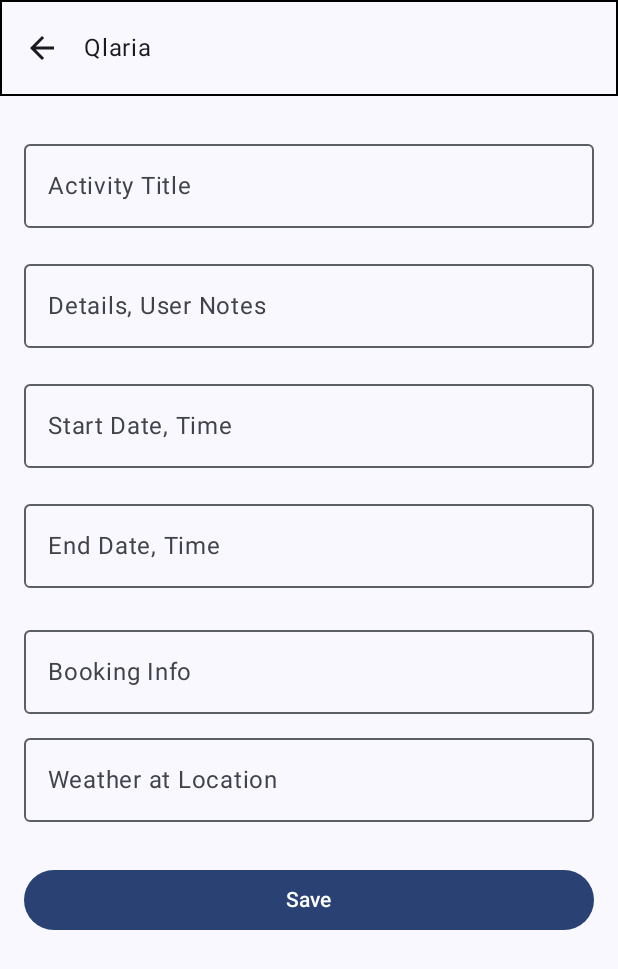
After one commit to 123SuperNova/SMD-Assignment-4, an Android app built with Jetpack Compose: the CVETripActivity screen opened directly, with no data from a screen before it, on a phone screen of 412 x 824 dp. The commit adds this screen. Shown: the top 969 px of the screen. Run offline under Robolectric (Android 15) with nearby library versions, the phone set to English and light mode, and no system bars.

Commit message:
Create ActivityDetailsScreen
Created a Activity Detail Screen to View and edit activities.

```diff
--- a/app/build.gradle.kts
+++ b/app/build.gradle.kts
@@ -82,6 +82,7 @@ dependencies {
     implementation(platform("androidx.compose:compose-bom:2023.03.00"))
     implementation("com.google.firebase:firebase-auth:22.3.0")
     implementation(platform("androidx.compose:compose-bom:2023.03.00"))
+    implementation(platform("androidx.compose:compose-bom:2023.03.00"))
     testImplementation("junit:junit:4.13.2")
     androidTestImplementation("androidx.test.ext:junit:1.1.5")
     androidTestImplementation("androidx.test.espresso:espresso-core:3.5.1")
@@ -89,6 +90,7 @@ dependencies {
     androidTestImplementation("androidx.compose.ui:ui-test-junit4")
     androidTestImplementation(platform("androidx.compose:compose-bom:2023.03.00"))
     androidTestImplementation(platform("androidx.compose:compose-bom:2023.03.00"))
+    androidTestImplementation(platform("androidx.compose:compose-bom:2023.03.00"))
     debugImplementation("androidx.compose.ui:ui-tooling")
     debugImplementation("androidx.compose.ui:ui-test-manifest")
 }
--- a/app/src/main/AndroidManifest.xml
+++ b/app/src/main/AndroidManifest.xml
@@ -14,6 +14,11 @@
         android:supportsRtl="true"
         android:theme="@style/Theme.Assignment4"
         tools:targetApi="31">
+        <activity
+            android:name=".CVETripActivity"
+            android:exported="false"
+            android:label="@string/title_activity_cvetrip"
+            android:theme="@style/Theme.Assignment4" />
         <activity
             android:name=".SignUpActivity"
             android:exported="false"
--- /dev/null
+++ b/app/src/main/java/com/example/assignment4/CVETripActivity.kt
@@ -0,0 +1,156 @@
+package com.example.assignment4
+
+import android.os.Bundle
+import androidx.activity.ComponentActivity
+import androidx.activity.compose.setContent
+import androidx.compose.foundation.border
+import androidx.compose.foundation.layout.Column
+import androidx.compose.foundation.layout.fillMaxSize
+import androidx.compose.foundation.layout.fillMaxWidth
+import androidx.compose.foundation.layout.padding
+import androidx.compose.material.icons.Icons
+import androidx.compose.material.icons.automirrored.filled.ArrowBack
+import androidx.compose.material.icons.filled.ArrowBack
+import androidx.compose.material3.Button
+import androidx.compose.material3.ExperimentalMaterial3Api
+import androidx.compose.material3.Icon
+import androidx.compose.material3.IconButton
+import androidx.compose.material3.MaterialTheme
+import androidx.compose.material3.OutlinedTextField
+import androidx.compose.material3.Surface
+import androidx.compose.material3.Text
+import androidx.compose.material3.TopAppBar
+import androidx.compose.runtime.Composable
+import androidx.compose.ui.Modifier
+import androidx.compose.ui.graphics.Color
+import androidx.compose.ui.tooling.preview.Preview
+import androidx.compose.ui.unit.dp
+import com.example.assignment4.ui.theme.Assignment4Theme
+
+class CVETripActivity : ComponentActivity() {
+    override fun onCreate(savedInstanceState: Bundle?) {
+        super.onCreate(savedInstanceState)
+        setContent {
+            Assignment4Theme {
+                // A surface container using the 'background' color from the theme
+                Surface(
+                    modifier = Modifier.fillMaxSize(),
+                    color = MaterialTheme.colorScheme.background
+                ) {
+                    ActivityDetailsScreen()
+                }
+            }
+        }
+    }
+}
+
+@OptIn(ExperimentalMaterial3Api::class)
+@Composable
+fun ActivityDetailsScreen(modifier: Modifier = Modifier) {
+
+    // Content
+    Column(
+        modifier = Modifier
+            .fillMaxSize()
+    ) {
+        TopAppBar(
+            title = { Text("Qlaria", style = MaterialTheme.typography.bodyLarge) },
+            navigationIcon = {
+                IconButton(onClick = { /* Handle back button click */ }) {
+                    Icon(imageVector = Icons.AutoMirrored.Filled.ArrowBack, contentDescription = null)
+                }
+            },
+            modifier = Modifier
+                .border(1.dp, Color.Black)
+        )
+        Column (
+            modifier = Modifier
+                .padding(16.dp)
+        ){
+            // Activity Title Text Box
+            OutlinedTextField(
+                value = "",
+                onValueChange = { /* Handle value change */ },
+                label = { Text("Activity Title") },
+                modifier = Modifier
+                    .fillMaxWidth()
+                    .padding(vertical = 8.dp)
+            )
+
+            // Details, User Notes Text Box
+            OutlinedTextField(
+                value = "",
+                onValueChange = { /* Handle value change */ },
+                label = { Text("Details, User Notes") },
+                modifier = Modifier
+                    .fillMaxWidth()
+                    .padding(vertical = 8.dp)
+            )
+
+            // Start Date, Time Text Box
+            OutlinedTextField(
+                value = "",
+                onValueChange = { /* Handle value change */ },
+                label = { Text("Start Date, Time") },
+                modifier = Modifier
+                    .fillMaxWidth()
+                    .padding(vertical = 8.dp)
+            )
+
+            // End Date, Time Text Box
+            OutlinedTextField(
+                value = "",
+                onValueChange = { /* Handle value change */ },
+                label = { Text("End Date, Time") },
+                modifier = Modifier
+                    .fillMaxWidth()
+                    .padding(vertical = 8.dp)
+            )
+
+            // Column with two text boxes
+            Column(
+                modifier = Modifier
+                    .fillMaxWidth()
+                    .padding(vertical = 8.dp)
+            ) {
+                // Booking Info Text Box
+                OutlinedTextField(
+                    value = "",
+                    onValueChange = { /* Handle value change */ },
+                    label = { Text("Booking Info") },
+                    modifier = Modifier
+                        .fillMaxWidth()
+                        .padding(vertical = 4.dp)
+                )
+
+                // Weather at Location Text Box
+                OutlinedTextField(
+                    value = "",
+                    onValueChange = { /* Handle value change */ },
+                    label = { Text("Weather at Location") },
+                    modifier = Modifier
+                        .fillMaxWidth()
+                        .padding(vertical = 4.dp)
+                )
+            }
+
+            // Save Button
+            Button(
+                onClick = { /* Handle save button click */ },
+                modifier = Modifier
+                    .fillMaxWidth()
+                    .padding(vertical = 16.dp)
+            ) {
+                Text("Save")
+            }
+        }
+    }
+}
+
+@Preview(showBackground = true)
+@Composable
+fun GreetingPreview4() {
+    Assignment4Theme {
+        ActivityDetailsScreen()
+    }
+}
--- a/app/src/main/res/values/strings.xml
+++ b/app/src/main/res/values/strings.xml
@@ -10,4 +10,5 @@
     <string name="invalid_password">Password must be >5 characters</string>
     <string name="login_failed">"Login failed"</string>
     <string name="title_activity_sign_up">SignUpActivity</string>
+    <string name="title_activity_cvetrip">CVETripActivity</string>
 </resources>
```
